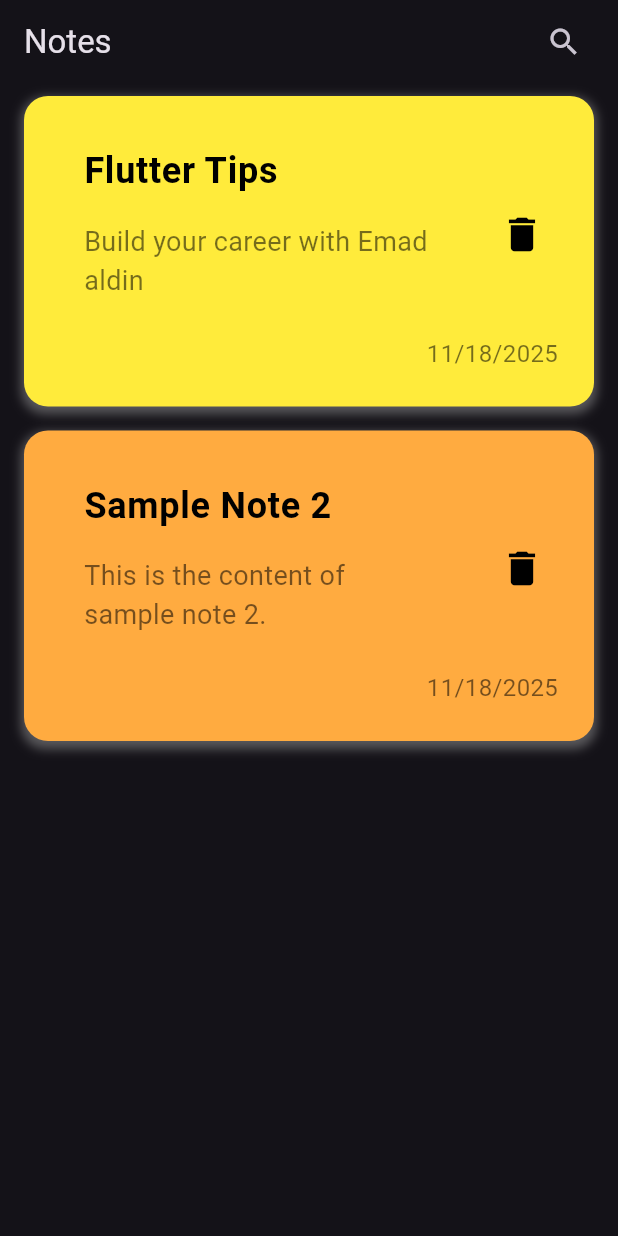
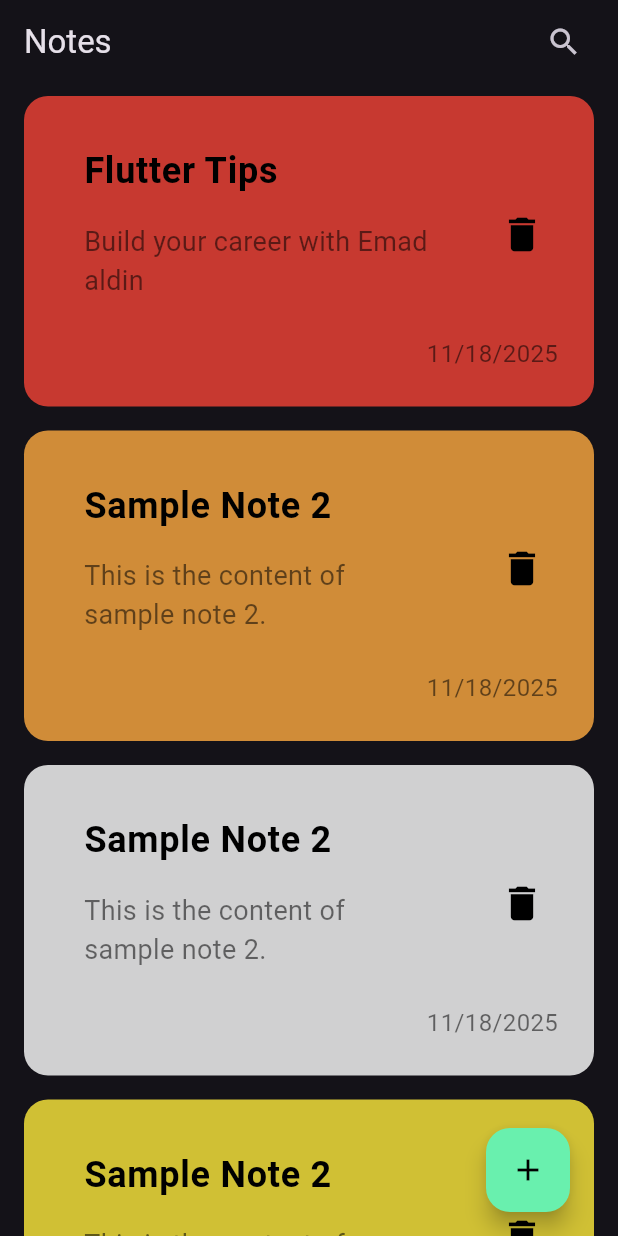
Before and after one commit to Emadaladien/note_app, a Flutter app: the screen it shows after launch, on a phone screen of 412 x 824 dp. Run offline on Flutter 3.47's test engine with Material 3 defaults, Android fonts, the phone set to English and light mode, and no system bars.

Commit message:
add floatingActionButton & create note_list_view

```diff
--- a/lib/models/note_model.dart
+++ b/lib/models/note_model.dart
@@ -3,11 +3,11 @@ import 'package:flutter/material.dart';
 class NoteModel {
   final String? title;
   final String? content;
-  final Color bgColor;
+  final Color? bgColor;
   final DateTime? lastEdited;
   final Icon deleteIcon = const Icon(Icons.delete);
   const NoteModel({
-    required this.bgColor,
+    this.bgColor,
     required this.title,
     required this.content,
     required this.lastEdited,
--- a/lib/views/notes_view.dart
+++ b/lib/views/notes_view.dart
@@ -1,6 +1,8 @@
 import 'package:flutter/material.dart';
 import 'package:note_app/models/note_model.dart';
+import 'package:note_app/widgets/custom_floating_action_button.dart';
 import 'package:note_app/widgets/custom_note_item.dart';
+import 'package:note_app/widgets/note_list_view.dart';
 
 class NotesView extends StatelessWidget {
   NotesView({super.key});
@@ -9,13 +11,25 @@ class NotesView extends StatelessWidget {
       title: 'Flutter Tips',
       content: 'Build your career with Emad aldin',
       lastEdited: DateTime.now(),
-      bgColor: Colors.yellow,
+      bgColor: Colors.red,
     ),
     NoteModel(
       title: 'Sample Note 2',
       content: 'This is the content of sample note 2.',
       lastEdited: DateTime.now(),
       bgColor: Colors.orangeAccent,
+    ),
+    NoteModel(
+      title: 'Sample Note 2',
+      content: 'This is the content of sample note 2.',
+      lastEdited: DateTime.now(),
+      bgColor: Colors.white,
+    ),
+    NoteModel(
+      title: 'Sample Note 2',
+      content: 'This is the content of sample note 2.',
+      lastEdited: DateTime.now(),
+      // bgColor: Colors.white.withValues(alpha: .6),
     ),
   ];
 
@@ -31,10 +45,8 @@ class NotesView extends StatelessWidget {
           ),
         ],
       ),
-      body: ListView.builder(
-        itemCount: notes.length,
-        itemBuilder: (BuildContext, int index) => NoteItem(note: notes[index]),
-      ),
+      body: NoteListView(notes: notes),
+      floatingActionButton: CustomFloatingActionButton(),
     );
   }
 }
--- /dev/null
+++ b/lib/widgets/custom_floating_action_button.dart
@@ -0,0 +1,17 @@
+import 'package:flutter/material.dart';
+
+class CustomFloatingActionButton extends StatelessWidget {
+  const CustomFloatingActionButton({super.key});
+
+  @override
+  Widget build(BuildContext context) {
+    return Padding(
+      padding: const EdgeInsets.only(right: 16),
+      child: FloatingActionButton(
+        onPressed: () {},
+        backgroundColor: Colors.greenAccent,
+        child: Icon(Icons.add, color: Colors.black),
+      ),
+    );
+  }
+}
--- a/lib/widgets/custom_note_item.dart
+++ b/lib/widgets/custom_note_item.dart
@@ -11,16 +11,18 @@ class NoteItem extends StatelessWidget {
       padding: EdgeInsets.only(top: 24, left: 24, bottom: 24),
       margin: EdgeInsets.symmetric(vertical: 8, horizontal: 16),
       decoration: BoxDecoration(
-        color: note?.bgColor ?? Colors.white,
+        color:
+            note!.bgColor?.withValues(alpha: .8) ??
+            Colors.yellow.withValues(alpha: .8),
         borderRadius: BorderRadius.circular(16),
-        boxShadow: [
-          BoxShadow(
-            color: Colors.grey.withOpacity(0.5),
-            spreadRadius: 2,
-            blurRadius: 5,
-            offset: const Offset(0, 3),
-          ),
-        ],
+        // boxShadow: [
+        //   BoxShadow(
+        //     color: note!.bgColor ?? Colors.orangeAccent.withValues(alpha: .6),
+        //     spreadRadius: 2,
+        //     blurRadius: 5,
+        //     offset: const Offset(0, 3),
+        //   ),
+        // ],
       ),
       child: Column(
         mainAxisAlignment: MainAxisAlignment.spaceBetween,
--- /dev/null
+++ b/lib/widgets/note_list_view.dart
@@ -0,0 +1,17 @@
+import 'package:flutter/material.dart';
+import 'package:note_app/models/note_model.dart';
+import 'package:note_app/widgets/custom_note_item.dart';
+
+class NoteListView extends StatelessWidget {
+  const NoteListView({super.key, required this.notes});
+
+  final List<NoteModel> notes;
+
+  @override
+  Widget build(BuildContext context) {
+    return ListView.builder(
+      itemCount: notes.length,
+      itemBuilder: (BuildContext, int index) => NoteItem(note: notes[index]),
+    );
+  }
+}
```
Also changed, not shown: lib/widgets/show_dialog.dart (added).
